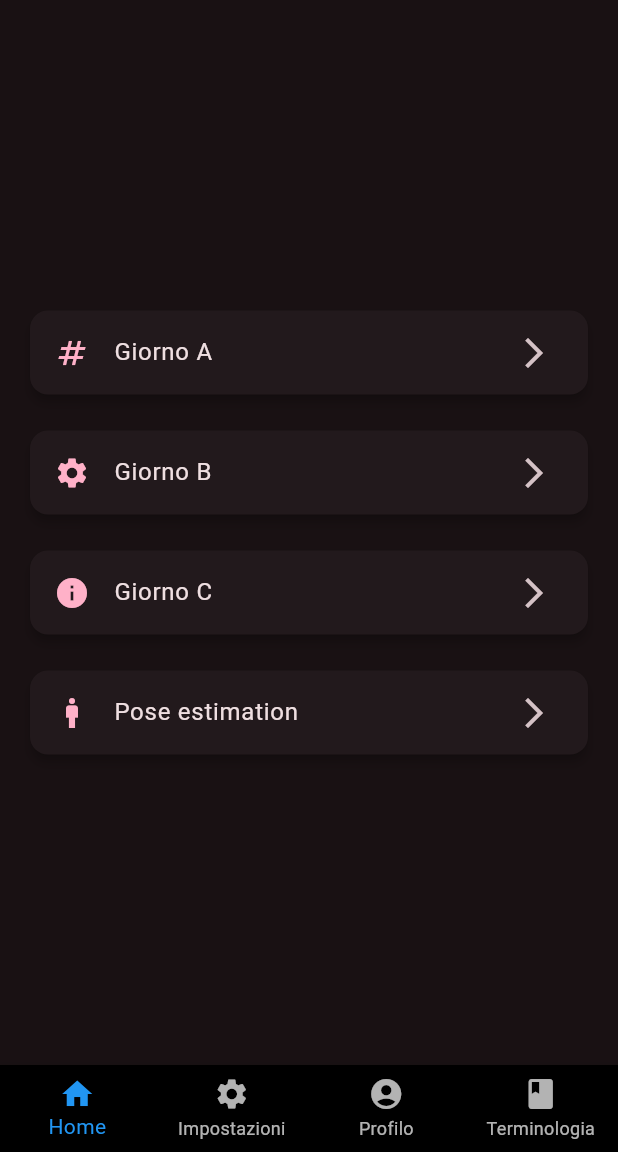
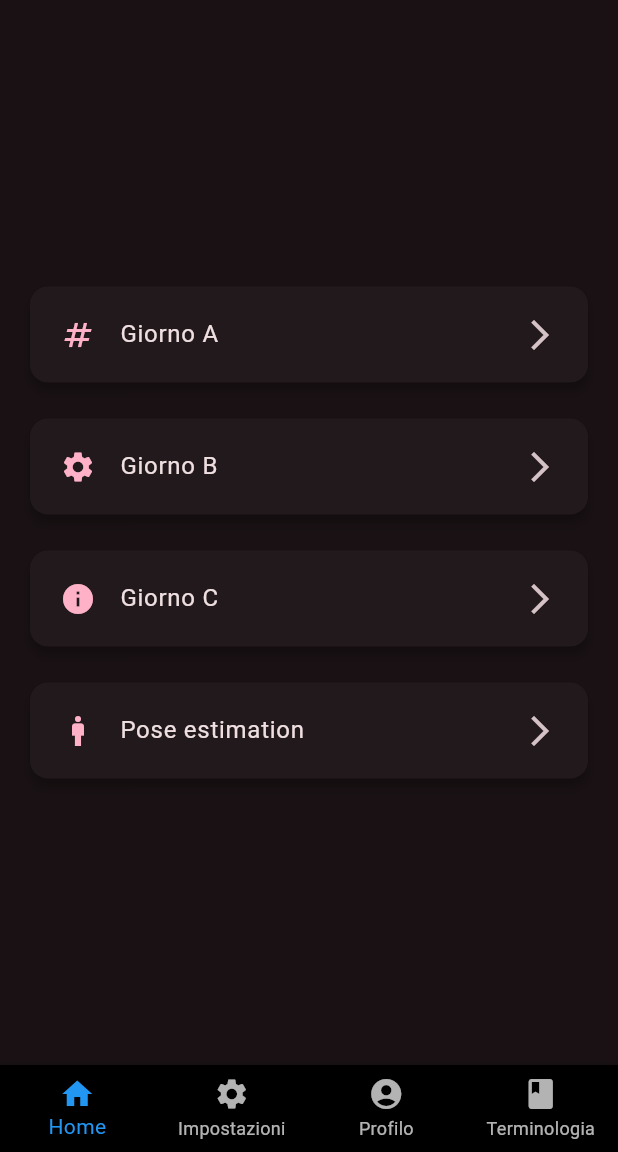
Before and after one commit to igodip/calisthenics-app, a Flutter app: the screen it shows once a user with an empty profile is signed in, on a phone screen of 412 x 824 dp, the part 84-1236 px from its top. Run offline on Flutter 3.47's test engine with Material 3 defaults, Android fonts, the phone set to English and light mode, and no system bars; our stand-ins replace app_links, camera, supabase_flutter; missing offline and left inert: google_mlkit_pose_detection, mrx_charts; accounts and stored records are empty.

Commit message:
Refactor selection card component and remove unused page

```diff
--- /dev/null
+++ b/lib/components/cards/selection_card.dart
@@ -0,0 +1,40 @@
+import 'package:flutter/material.dart';
+
+class SelectionCard extends StatelessWidget {
+  const SelectionCard({
+    super.key,
+    required this.title,
+    required this.icon,
+    this.onTap,
+    this.subtitle,
+  });
+
+  final String title;
+  final IconData icon;
+  final VoidCallback? onTap;
+  final String? subtitle;
+
+  @override
+  Widget build(BuildContext context) {
+    final theme = Theme.of(context);
+
+    return Card(
+      clipBehavior: Clip.antiAlias,
+      elevation: 3,
+      shape: RoundedRectangleBorder(
+        borderRadius: BorderRadius.circular(12),
+      ),
+      child: ListTile(
+        leading: Icon(
+          icon,
+          color: theme.colorScheme.primary,
+        ),
+        title: Text(title),
+        subtitle: subtitle != null ? Text(subtitle!) : null,
+        trailing: onTap != null ? const Icon(Icons.arrow_forward_ios) : null,
+        onTap: onTap,
+        contentPadding: const EdgeInsets.symmetric(horizontal: 20, vertical: 4),
+      ),
+    );
+  }
+}
--- a/lib/pages/home_content.dart
+++ b/lib/pages/home_content.dart
@@ -1,5 +1,5 @@
 import 'package:calisync/pages/position_estimation.dart';
-import 'package:calisync/pages/selection_card.dart';
+import 'package:calisync/components/cards/selection_card.dart';
 import 'package:calisync/pages/training.dart';
 import 'package:flutter/material.dart';
 
--- a/lib/pages/selection_card.dart
+++ /dev/null
@@ -1,30 +0,0 @@
-
-
-import 'package:flutter/material.dart';
-
-class SelectionCard extends StatelessWidget {
-  final String title;
-  final IconData icon;
-  final VoidCallback? onTap;
-
-  const SelectionCard({
-    super.key,
-    required this.title,
-    required this.icon,
-    this.onTap,
-  });
-
-  @override
-  Widget build(BuildContext context) {
-    return Card(
-      shape: RoundedRectangleBorder(borderRadius: BorderRadius.circular(12)),
-      elevation: 3,
-      child: ListTile(
-        leading: Icon(icon, color: Theme.of(context).colorScheme.primary),
-        title: Text(title),
-        trailing: const Icon(Icons.arrow_forward_ios),
-        onTap: onTap,
-      ),
-    );
-  }
-}
```
Also changed, not shown: lib/pages/auth.dart (deleted).
